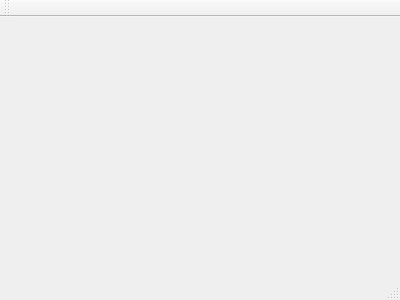
Qt form irrigationsysApp/mainwindow.ui (Qasemt/irrigationsystem) before a commit.
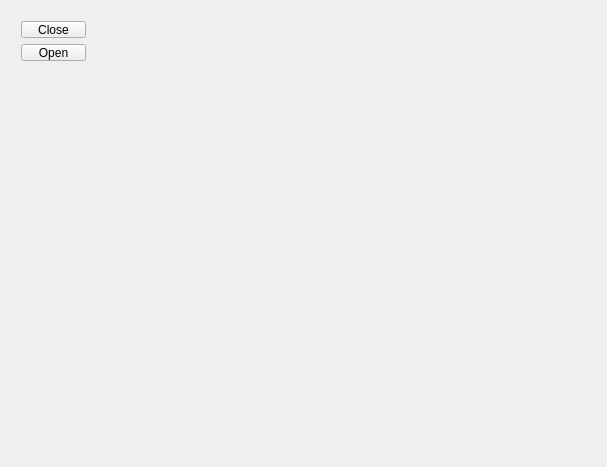
The same form after that commit.

Commit message: gsm and sqlite class plus db file

What changed in the file:
```diff
--- a/irrigationsysApp/mainwindow.ui
+++ b/irrigationsysApp/mainwindow.ui
@@ -1,24 +1,57 @@
 <ui version="4.0">
  <class>MainWindow</class>
- <widget class="QMainWindow" name="MainWindow" >
-  <property name="geometry" >
+ <widget class="QMainWindow" name="MainWindow">
+  <property name="geometry">
    <rect>
     <x>0</x>
     <y>0</y>
-    <width>400</width>
-    <height>300</height>
+    <width>607</width>
+    <height>467</height>
    </rect>
   </property>
   <property name="windowTitle" >
    <string>MainWindow</string>
   </property>
-  <widget class="QMenuBar" name="menuBar" />
-  <widget class="QToolBar" name="mainToolBar" />
-  <widget class="QWidget" name="centralWidget" />
-  <widget class="QStatusBar" name="statusBar" />
+  <widget class="QWidget" name="centralWidget">
+   <widget class="QWidget" name="">
+    <property name="geometry">
+     <rect>
+      <x>10</x>
+      <y>10</y>
+      <width>87</width>
+      <height>62</height>
+     </rect>
+    </property>
+    <layout class="QVBoxLayout" name="verticalLayout">
+     <item>
+      <widget class="QPushButton" name="btnClose">
+       <property name="text">
+        <string>Close</string>
+       </property>
+      </widget>
+     </item>
+     <item>
+      <widget class="QPushButton" name="btnOpen">
+       <property name="text">
+        <string>Open</string>
+       </property>
+      </widget>
+     </item>
+    </layout>
+   </widget>
+  </widget>
+  <widget class="QMenuBar" name="menuBar">
+   <property name="geometry">
+    <rect>
+     <x>0</x>
+     <y>0</y>
+     <width>607</width>
+     <height>25</height>
+    </rect>
+   </property>
+  </widget>
  </widget>
- <layoutDefault spacing="6" margin="11" />
- <pixmapfunction></pixmapfunction>
+ <layoutdefault spacing="6" margin="11"/>
  <resources/>
  <connections/>
 </ui>
```
Left out of the diff: 3 changed lines with no effect on the pictures. The commit also changes 8 other files.
